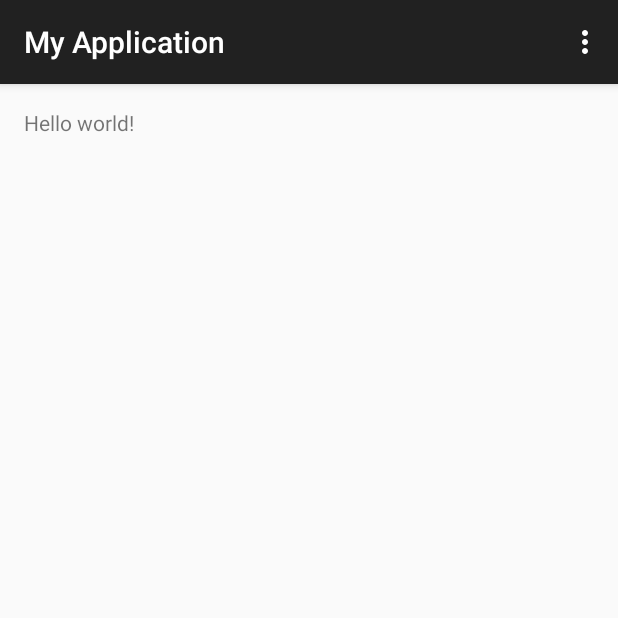
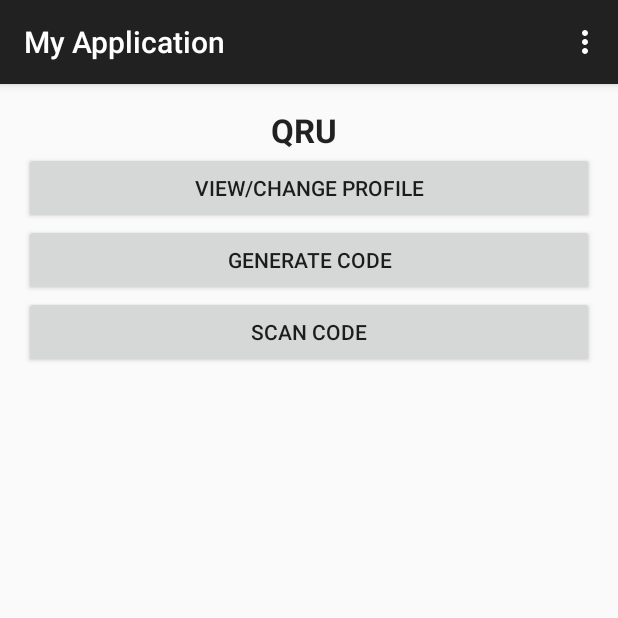
Before and after one commit to KyCodeHuynh/QRU, an Android app: the screen it shows after launch (HomeScreen), on a phone screen of 412 x 824 dp, the top half of it. Run offline under Robolectric (Android 15) with nearby library versions, the phone set to English and light mode, and no system bars.

Commit message:
Basic main/profile change activities added

```diff
--- a/app/src/main/AndroidManifest.xml
+++ b/app/src/main/AndroidManifest.xml
@@ -16,6 +16,14 @@
                 <category android:name="android.intent.category.LAUNCHER" />
             </intent-filter>
         </activity>
+        <activity
+            android:name=".View_Change_Profile"
+            android:label="@string/title_activity_view__change__profile"
+            android:parentActivityName=".HomeScreen" >
+            <meta-data
+                android:name="android.support.PARENT_ACTIVITY"
+                android:value="qru.sbhacks.ucla.myapplication.HomeScreen" />
+        </activity>
     </application>
 
 </manifest>
--- a/app/src/main/java/qru/sbhacks/ucla/myapplication/HomeScreen.java
+++ b/app/src/main/java/qru/sbhacks/ucla/myapplication/HomeScreen.java
@@ -4,6 +4,8 @@ import android.support.v7.app.ActionBarActivity;
 import android.os.Bundle;
 import android.view.Menu;
 import android.view.MenuItem;
+import android.content.Intent;
+import android.view.View;
 
 
 public class HomeScreen extends ActionBarActivity {
@@ -36,4 +38,10 @@ public class HomeScreen extends ActionBarActivity {
 
         return super.onOptionsItemSelected(item);
     }
+
+    public void view_change_profile(View view)
+    {
+        Intent profileChange = new Intent(this, View_Change_Profile.class);
+        startActivity(profileChange);
+    }
 }
--- a/app/src/main/res/layout/activity_home_screen.xml
+++ b/app/src/main/res/layout/activity_home_screen.xml
@@ -5,7 +5,45 @@
     android:paddingTop="@dimen/activity_vertical_margin"
     android:paddingBottom="@dimen/activity_vertical_margin" tools:context=".HomeScreen">
 
-    <TextView android:text="@string/hello_world" android:layout_width="wrap_content"
-        android:layout_height="wrap_content" />
+    <LinearLayout
+        android:orientation="vertical"
+        android:layout_width="fill_parent"
+        android:layout_height="wrap_content"
+        android:weightSum="1"
+        android:id="@+id/linearLayout"
+        android:layout_alignParentStart="false">
+
+        <TextView
+            android:layout_width="50dp"
+            android:layout_height="wrap_content"
+            android:textAppearance="?android:attr/textAppearanceLarge"
+            android:text="QRU"
+            android:id="@+id/textView"
+            android:layout_gravity="top|center_horizontal"
+            android:textStyle="bold" />
+
+        <Button
+            android:layout_width="fill_parent"
+            android:layout_height="wrap_content"
+            android:text="View/Change Profile"
+            android:id="@+id/button"
+            android:layout_gravity="center_horizontal"
+            android:onClick="view_change_profile"/>
+
+        <Button
+            android:layout_width="fill_parent"
+            android:layout_height="wrap_content"
+            android:text="Generate Code"
+            android:id="@+id/button2"
+            android:layout_gravity="top|center_horizontal" />
+
+        <Button
+            android:layout_width="fill_parent"
+            android:layout_height="wrap_content"
+            android:text="Scan Code"
+            android:id="@+id/button3"
+            android:layout_gravity="center_horizontal" />
+
+    </LinearLayout>
 
 </RelativeLayout>
--- a/app/src/main/res/values/strings.xml
+++ b/app/src/main/res/values/strings.xml
@@ -4,5 +4,6 @@
     <string name="app_name">My Application</string>
     <string name="hello_world">Hello world!</string>
     <string name="action_settings">Settings</string>
+    <string name="title_activity_view__change__profile">View_Change_Profile</string>
 
 </resources>
```
Also changed, not shown: 1 other file.
